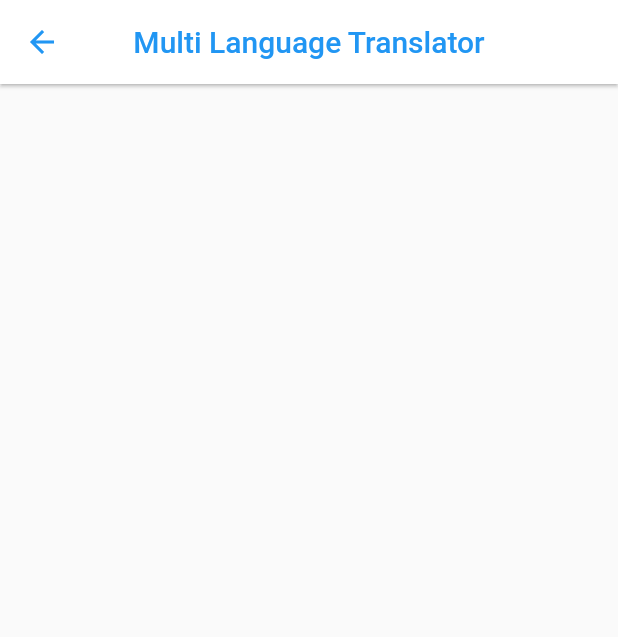
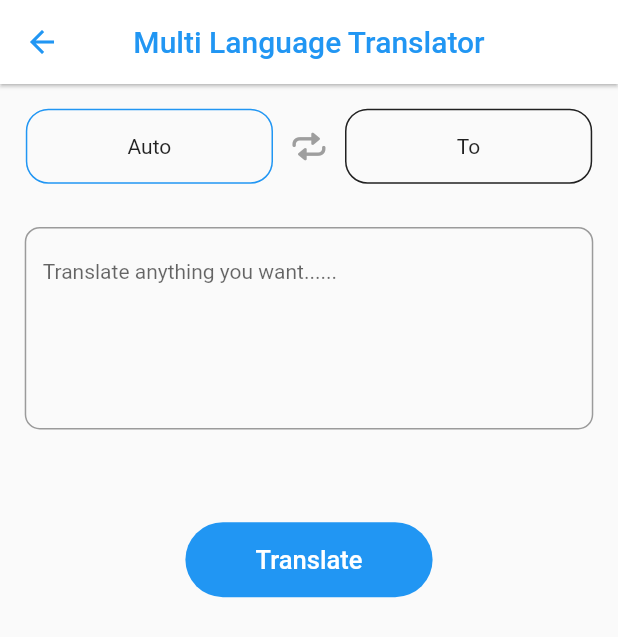
Before and after one commit to Pratham-Makwana/VisionAiBot, a Flutter app: the TranslatorFeature screen opened directly, on a phone screen of 412 x 824 dp. Shown: the top 637 px of the screen. Run offline on Flutter 3.47's test engine with Material 3 defaults, Android fonts, the phone set to English and light mode, and no system bars; our stand-ins replace animated_text_kit, cached_network_image, flutter_animate, get, google_generative_ai, hive and 2 more; missing offline and left inert: dart_openai, gallery_saver_updated, translator_plus; accounts and stored records are empty; statements that could not run were skipped; project files that could hold a hidden picture were left out.

Commit message:
Lanaguage Translate Feature With Full Functionality

```diff
--- /dev/null
+++ b/lib/controller/translate_controller.dart
@@ -0,0 +1,417 @@
+import 'dart:convert';
+import 'dart:developer';
+
+import 'package:ai_assistant/api/apis.dart';
+import 'package:ai_assistant/model/message.dart';
+import 'package:flutter/cupertino.dart';
+import 'package:get/get.dart';
+
+import '../helper/my_dialog.dart';
+import 'image_controller.dart';
+
+class TranslateController extends GetxController {
+  static TranslateController get instance => Get.find();
+
+  final textController = TextEditingController();
+  final resultController = TextEditingController();
+
+  final from = ''.obs, to = ''.obs;
+  final status = Status.none.obs;
+
+  // list of languages available
+  // final lang = const [
+  //   "Afar",
+  //   "Abkhazian",
+  //   "Avestan",
+  //   "Afrikaans",
+  //   "Akan",
+  //   "Amharic",
+  //   "Aragonese",
+  //   "Arabic",
+  //   "Assamese",
+  //   "Avaric",
+  //   "Aymara",
+  //   "Azerbaijani",
+  //   "Bashkir",
+  //   "Belarusian",
+  //   "Bulgarian",
+  //   "Bihari languages",
+  //   "Bislama",
+  //   "Bambara",
+  //   "Bengali",
+  //   "Tibetan",
+  //   "Breton",
+  //   "Bosnian",
+  //   "Catalan",
+  //   "Chechen",
+  //   "Chamorro",
+  //   "Corsican",
+  //   "Cree",
+  //   "Czech",
+  //   "Church Slavic",
+  //   "Chuvash",
+  //   "Welsh",
+  //   "Danish",
+  //   "German",
+  //   "Maldivian",
+  //   "Dzongkha",
+  //   "Ewe",
+  //   "Greek",
+  //   "English",
+  //   "Esperanto",
+  //   "Spanish",
+  //   "Estonian",
+  //   "Basque",
+  //   "Persian",
+  //   "Fulah",
+  //   "Finnish",
+  //   "Fijian",
+  //   "Faroese",
+  //   "French",
+  //   "Western Frisian",
+  //   "Irish",
+  //   "Gaelic",
+  //   "Galician",
+  //   "Guarani",
+  //   "Gujarati",
+  //   "Manx",
+  //   "Hausa",
+  //   "Hebrew",
+  //   "Hindi",
+  //   "Hiri Motu",
+  //   "Croatian",
+  //   "Haitian",
+  //   "Hungarian",
+  //   "Armenian",
+  //   "Herero",
+  //   "Interlingua",
+  //   "Indonesian",
+  //   "Interlingue",
+  //   "Igbo",
+  //   "Sichuan Yi",
+  //   "Inupiaq",
+  //   "Ido",
+  //   "Icelandic",
+  //   "Italian",
+  //   "Inuktitut",
+  //   "Japanese",
+  //   "Javanese",
+  //   "Georgian",
+  //   "Kongo",
+  //   "Kikuyu",
+  //   "Kuanyama",
+  //   "Kazakh",
+  //   "Kalaallisut",
+  //   "Central Khmer",
+  //   "Kannada",
+  //   "Korean",
+  //   "Kanuri",
+  //   "Kashmiri",
+  //   "Kurdish",
+  //   "Komi",
+  //   "Cornish",
+  //   "Kirghiz",
+  //   "Latin",
+  //   "Luxembourgish",
+  //   "Ganda",
+  //   "Limburgan",
+  //   "Lingala",
+  //   "Lao",
+  //   "Lithuanian",
+  //   "Luba-Katanga",
+  //   "Latvian",
+  //   "Malagasy",
+  //   "Marshallese",
+  //   "Maori",
+  //   "Macedonian",
+  //   "Malayalam",
+  //   "Mongolian",
+  //   "Marathi",
+  //   "Malay",
+  //   "Maltese",
+  //   "Burmese",
+  //   "Nauru",
+  //   "Norwegian",
+  //   "North Ndebele",
+  //   "Nepali",
+  //   "Ndonga",
+  //   "Dutch",
+  //   "South Ndebele",
+  //   "Navajo",
+  //   "Chichewa",
+  //   "Occitan",
+  //   "Ojibwa",
+  //   "Oromo",
+  //   "Oriya",
+  //   "Ossetic",
+  //   "Panjabi",
+  //   "Pali",
+  //   "Polish",
+  //   "Pushto",
+  //   "Portuguese",
+  //   "Quechua",
+  //   "Romansh",
+  //   "Rundi",
+  //   "Romanian",
+  //   "Russian",
+  //   "Kinyarwanda",
+  //   "Sanskrit",
+  //   "Sardinian",
+  //   "Sindhi",
+  //   "Northern Sami",
+  //   "Sango",
+  //   "Sinhala",
+  //   "Slovak",
+  //   "Slovenian",
+  //   "Samoan",
+  //   "Shona",
+  //   "Somali",
+  //   "Albanian",
+  //   "Serbian",
+  //   "Swati",
+  //   "Sotho, Southern",
+  //   "Sundanese",
+  //   "Swedish",
+  //   "Swahili",
+  //   "Tamil",
+  //   "Telugu",
+  //   "Tajik",
+  //   "Thai",
+  //   "Tigrinya",
+  //   "Turkmen",
+  //   "Tagalog",
+  //   "Tswana",
+  //   "Tonga",
+  //   "Turkish",
+  //   "Tsonga",
+  //   "Tatar",
+  //   "Twi",
+  //   "Tahitian",
+  //   "Uighur",
+  //   "Ukrainian",
+  //   "Urdu",
+  //   "Uzbek",
+  //   "Venda",
+  //   "Vietnamese",
+  //   "Volapük",
+  //   "Walloon",
+  //   "Wolof",
+  //   "Xhosa",
+  //   "Yiddish",
+  //   "Yoruba",
+  //   "Zhuang",
+  //   "Chinese",
+  //   "Zulu"
+  // ];
+
+  Future<void> translate() async {
+    if (textController.text.trim().isNotEmpty && to.isNotEmpty) {
+      String prompt = '';
+
+      if (from.isNotEmpty) {
+        prompt =
+            'can you translate given text from ${from.value} to ${to.value}: \n${textController.text}';
+      } else {
+        prompt =
+            'can you translate given text to ${to.value}: \n${textController.text}';
+      }
+
+      log(prompt);
+      final res = await APIs.getAnswer(prompt);
+      resultController.text = utf8.decode(res.codeUnits);
+
+      status.value = Status.complete;
+    } else {
+      status.value = Status.none;
+      if (to.isEmpty) MyDialog.info('Select To Language!');
+      if (textController.text.isEmpty) {
+        MyDialog.info('Type Something to Translate!');
+      }
+    }
+  }
+
+  void swapLanguages() {
+    if (to.isNotEmpty && from.isNotEmpty) {
+      final t = to.value;
+      to.value = from.value;
+      from.value = t;
+    }
+  }
+
+  Future<void> googleTranslate() async {
+    if (textController.text.trim().isNotEmpty && to.isNotEmpty) {
+      status.value = Status.loading;
+
+      resultController.text = await APIs.googleTranslate(
+          from: jsonLang[from.value] ?? 'auto',
+          to: jsonLang[to.value] ?? 'en',
+          text: textController.text);
+
+      status.value = Status.complete;
+    } else {
+      status.value = Status.none;
+      if (to.isEmpty) MyDialog.info('Select To Language!');
+      if (textController.text.isEmpty) {
+        MyDialog.info('Type Something to Translate!');
+      }
+    }
+  }
+
+  late final lang = jsonLang.keys.toList();
+
+  final jsonLang = const {
+    // 'Automatic': 'auto',
+    'Afrikaans': 'af',
+    'Albanian': 'sq',
+    'Amharic': 'am',
+    'Arabic': 'ar',
+    'Armenian': 'hy',
+    'Assamese': 'as',
+    'Aymara': 'ay',
+    'Azerbaijani': 'az',
+    'Bambara': 'bm',
+    'Basque': 'eu',
+    'Belarusian': 'be',
+    'Bengali': 'bn',
+    'Bhojpuri': 'bho',
+    'Bosnian': 'bs',
+    'Bulgarian': 'bg',
+    'Catalan': 'ca',
+    'Cebuano': 'ceb',
+    'Chinese (Simplified)': 'zh-cn',
+    'Chinese (Traditional)': 'zh-tw',
+    'Corsican': 'co',
+    'Croatian': 'hr',
+    'Czech': 'cs',
+    'Danish': 'da',
+    'Dhivehi': 'dv',
+    'Dogri': 'doi',
+    'Dutch': 'nl',
+    'English': 'en',
+    'Esperanto': 'eo',
+    'Estonian': 'et',
+    'Ewe': 'ee',
+    'Filipino (Tagalog)': 'tl',
+    'Finnish': 'fi',
+    'French': 'fr',
+    'Frisian': 'fy',
+    'Galician': 'gl',
+    'Georgian': 'ka',
+    'German': 'de',
+    'Greek': 'el',
+    'Guarani': 'gn',
+    'Gujarati': 'gu',
+    'Haitian Creole': 'ht',
+    'Hausa': 'ha',
+    'Hawaiian': 'haw',
+    'Hebrew': 'iw',
+    'Hindi': 'hi',
+    'Hmong': 'hmn',
+    'Hungarian': 'hu',
+    'Icelandic': 'is',
+    'Igbo': 'ig',
+    'Ilocano': 'ilo',
+    'Indonesian': 'id',
+    'Irish': 'ga',
+    'Italian': 'it',
+    'Japanese': 'ja',
+    'Javanese': 'jw',
+    'Kannada': 'kn',
+    'Kazakh': 'kk',
+    'Khmer': 'km',
+    'Kinyarwanda': 'rw',
+    'Konkani': 'gom',
+    'Korean': 'ko',
+    'Krio': 'kri',
+    'Kurdish (Kurmanji)': 'ku',
+    'Kurdish (Sorani)': 'ckb',
+    'Kyrgyz': 'ky',
+    'Lao': 'lo',
+    'Latin': 'la',
+    'Latvian': 'lv',
+    'Lithuanian': 'lt',
+    'Luganda': 'lg',
+    'Luxembourgish': 'lb',
+    'Macedonian': 'mk',
+    'Malagasy': 'mg',
+    'Maithili': 'mai',
+    'Malay': 'ms',
+    'Malayalam': 'ml',
+    'Maltese': 'mt',
+    'Maori': 'mi',
+    'Marathi': 'mr',
+    'Meiteilon (Manipuri)': 'mni-mtei',
+    'Mizo': 'lus',
+    'Mongolian': 'mn',
+    'Myanmar (Burmese)': 'my',
+    'Nepali': 'ne',
+    'Norwegian': 'no',
+    'Nyanja (Chichewa)': 'ny',
+    'Odia (Oriya)': 'or',
+    'Oromo': 'om',
+    'Pashto': 'ps',
+    'Persian': 'fa',
+    'Polish': 'pl',
+    'Portuguese': 'pt',
+    'Punjabi': 'pa',
+    'Quechua': 'qu',
+    'Romanian': 'ro',
+    'Russian': 'ru',
+    'Samoan': 'sm',
+    'Sanskrit': 'sa',
+    'Scots Gaelic': 'gd',
+    'Sepedi': 'nso',
+    'Serbian': 'sr',
+    'Sesotho': 'st',
+    'Shona': 'sn',
+    'Sindhi': 'sd',
+    'Sinhala': 'si',
+    'Slovak': 'sk',
+    'Slovenian': 'sl',
+    'Somali': 'so',
+    'Spanish': 'es',
+    'Sundanese': 'su',
+    'Swahili': 'sw',
+    'Swedish': 'sv',
+    'Tajik': 'tg',
+    'Tamil': 'ta',
+    'Tatar': 'tt',
+    'Telugu': 'te',
+    'Thai': 'th',
+    'Tigrinya': 'ti',
+    'Tsonga': 'ts',
+    'Turkish': 'tr',
+    'Turkmen': 'tk',
+    'Twi (Akan)': 'ak',
+    'Ukrainian': 'uk',
+    'Urdu': 'ur',
+    'Uyghur': 'ug',
+    'Uzbek': 'uz',
+    'Vietnamese': 'vi',
+    'Welsh': 'cy',
+    'Xhosa': 'xh',
+    'Yiddish': 'yi',
+    'Yoruba': 'yo',
+    'Zulu': 'zu'
+  };
+
+// Future<void> googleTranslate() async {
+//   try {
+//     if (textController.text.trim().isNotEmpty && to.isNotEmpty) {
+//       status.value = Status.loading;
+//
+//       resultController.text = await APIs.googleTranslate(
+//           to: jsonLang[to.value] ?? 'en',
+//           from: jsonLang[to.value] ?? 'auto',
+//           text: textController.text);
+//       status.value = Status.complete;
+//     }
+//   } catch (e) {
+//     status.value = Status.none;
+//     if (to.isEmpty) MyDialog.info('Select To Language!');
+//     if (textController.text.isEmpty) {
+//       MyDialog.info('Type Something to Translate!');
+//     }
+//   }
+// }
+}
--- a/lib/screen/feature/chatbot_feature.dart
+++ b/lib/screen/feature/chatbot_feature.dart
@@ -28,9 +28,10 @@ class _ChatBotFeatureState extends State<ChatBotFeature> {
       appBar: AppBar(
         title: const Text('Chat With Ai Assistant'),
       ),
+      ///send message field & btn
       floatingActionButtonLocation: FloatingActionButtonLocation.centerFloat,
       floatingActionButton: Padding(
-        padding: const EdgeInsets.symmetric(horizontal: 8.0),
+        padding: const EdgeInsets.symmetric(horizontal: 8),
         child: Row(
           children: [
             /// text input field
@@ -77,7 +78,7 @@ class _ChatBotFeatureState extends State<ChatBotFeature> {
           padding:
               EdgeInsets.only(top: mq.height * .02, bottom: mq.height * .1),
           children:
-              _controller.list.map((e) => MessageCart(message: e)).toList(),
+              _controller.list.map((e) => MessageCard(message: e)).toList(),
         ),
       ),
     );
--- a/lib/screen/feature/translator_feature.dart
+++ b/lib/screen/feature/translator_feature.dart
@@ -1,4 +1,13 @@
+import 'package:ai_assistant/controller/translate_controller.dart';
+import 'package:ai_assistant/widget/custom_btn.dart';
+import 'package:ai_assistant/widget/language_sheet.dart';
+import 'package:flutter/cupertino.dart';
 import 'package:flutter/material.dart';
+import 'package:get/get.dart';
+
+import '../../controller/image_controller.dart';
+import '../../helper/global.dart';
+import '../../widget/custom_loading.dart';
 
 class TranslatorFeature extends StatefulWidget {
   const TranslatorFeature({super.key});
@@ -8,6 +17,8 @@ class TranslatorFeature extends StatefulWidget {
 }
 
 class _TranslatorFeatureState extends State<TranslatorFeature> {
+  final _controller = TranslateController();
+
   @override
   Widget build(BuildContext context) {
     return Scaffold(
@@ -18,8 +29,122 @@ class _TranslatorFeatureState extends State<TranslatorFeature> {
 
       /// body
       body: ListView(
-        children: [],
+        physics: const BouncingScrollPhysics(),
+        padding: EdgeInsets.only(
+          top: mq.height * .02,
+          bottom: mq.height * .1,
+        ),
+        children: [
+          Row(
+            mainAxisAlignment: MainAxisAlignment.center,
+            children: [
+              /// from language
+              InkWell(
+                onTap: () => Get.bottomSheet(LanguageSheet(
+                  controller: _controller,
+                  string: _controller.from,
+                )),
+                borderRadius: const BorderRadius.all(Radius.circular(15)),
+                child: Container(
+                  height: 50,
+                  width: mq.width * .4,
+                  alignment: Alignment.center,
+                  decoration: BoxDecoration(
+                    border: Border.all(color: Colors.blue),
+                    borderRadius: const BorderRadius.all(Radius.circular(15)),
+                  ),
+                  child: Obx(
+                    () => Text(_controller.from.isEmpty
+                        ? 'Auto'
+                        : _controller.from.value),
+                  ),
+                ),
+              ),
+
+              ///swipe language btn
+              IconButton(
+                  onPressed: _controller.swapLanguages,
+                  icon: Obx(
+                    () => Icon(
+                      CupertinoIcons.repeat,
+                      color: _controller.to.isNotEmpty &&
+                              _controller.from.isNotEmpty
+                          ? Colors.blue
+                          : Colors.grey,
+                    ),
+                  )),
+
+              /// to language
+              InkWell(
+                onTap: () => Get.bottomSheet(LanguageSheet(
+                    controller: _controller, string: _controller.to)),
+                borderRadius: const BorderRadius.all(Radius.circular(15)),
+                child: Container(
+                  height: 50,
+                  width: mq.width * .4,
+                  alignment: Alignment.center,
+                  decoration: BoxDecoration(
+                    border: Border.all(color: Colors.black87),
+                    borderRadius: const BorderRadius.all(Radius.circular(15)),
+                  ),
+                  child: Obx(
+                    () => Text(
+                        _controller.to.isEmpty ? 'To' : _controller.to.value),
+                  ),
+                ),
+              ),
+            ],
+          ),
+
+          /// text field
+          Padding(
+            padding: EdgeInsets.symmetric(
+                horizontal: mq.width * .04, vertical: mq.height * .035),
+            child: TextFormField(
+              controller: _controller.textController,
+              minLines: 5,
+              maxLines: null,
+              onTapOutside: (e) => FocusScope.of(context).unfocus(),
+              decoration: const InputDecoration(
+                  hintText: 'Translate anything you want......',
+                  hintStyle: TextStyle(fontSize: 14),
+                  border: OutlineInputBorder(
+                      borderRadius: BorderRadius.all(Radius.circular(10)))),
+            ),
+          ),
+
+          /// result field
+          Obx(() => _translateResult()),
+
+          /// for adding some space
+          SizedBox(
+            height: mq.height * .04,
+          ),
+
+          /// translate Button
+          CustomBtn(
+            onTap: _controller.googleTranslate,
+            // onTap: _c.translate,
+            text: 'Translate',
+          )
+        ],
       ),
     );
   }
+
+  Widget _translateResult() => switch (_controller.status.value) {
+        Status.none => const SizedBox(),
+        Status.complete => Padding(
+            padding: EdgeInsets.symmetric(horizontal: mq.width * .04),
+            child: TextFormField(
+              controller: _controller.resultController,
+              maxLines: null,
+              onTapOutside: (e) => FocusScope.of(context).unfocus(),
+              decoration: const InputDecoration(
+                  border: OutlineInputBorder(
+                      borderRadius: BorderRadius.all(Radius.circular(10)))),
+            ),
+          ),
+        Status.loading => const Align(child: CustomLoading())
+      };
 }
--- a/pubspec.yaml
+++ b/pubspec.yaml
@@ -52,6 +52,9 @@ dependencies:
   # For Sharing Image
   share_plus: ^10.0.2
 
+  # For Google Language Translate
+  translator_plus: ^1.0.1
+
 dev_dependencies:
   flutter_test:
     sdk: flutter
```
Also changed, not shown: lib/api/apis.dart (+27 -1 lines), lib/widget/language_sheet.dart (added, +82 -0 lines), lib/widget/message_cart.dart (+13 -14 lines), pubspec.lock.
